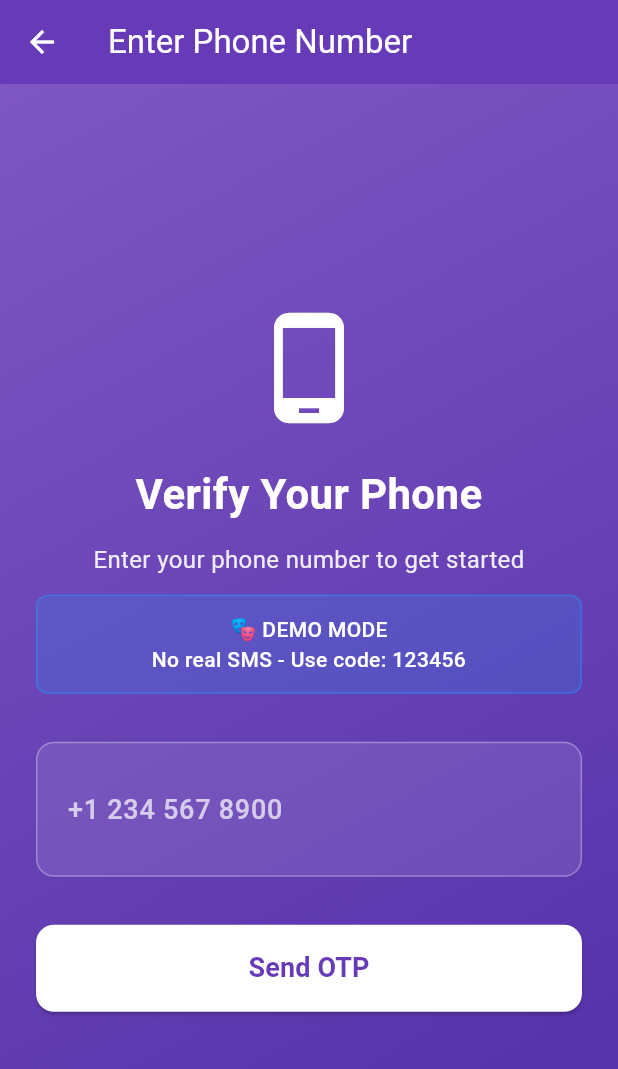
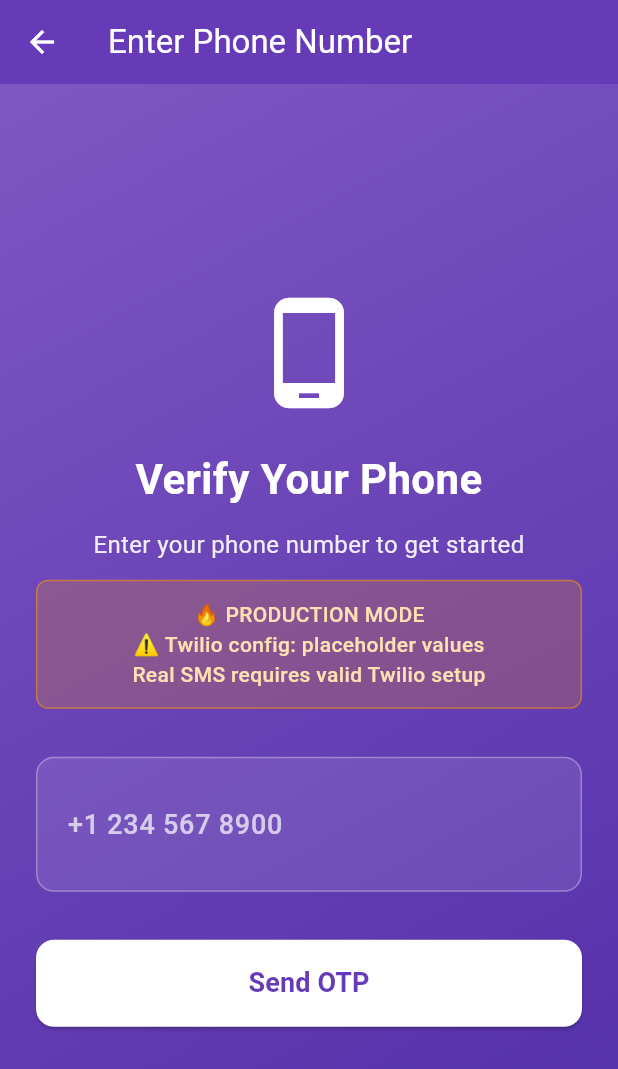
Before and after one commit to mitchell1972/examCoachApp, a Flutter app: the screen it shows after launch, after a tap on "Sign Up", on a phone screen of 412 x 824 dp. Shown: the top 1069 px of the screen. Run offline on Flutter 3.47's test engine with Material 3 defaults, Android fonts, the phone set to English and light mode, and no system bars; our stand-ins replace flutter_secure_storage, logger; accounts and stored records are empty.

Commit message:
Revert "Remove all Twilio dependencies and simplify to demo-only authentication"
This reverts commit 4a5a35a4774b11522dbf72a3994893d83552419f.

```diff
--- a/lib/main.dart
+++ b/lib/main.dart
@@ -1,8 +1,8 @@
 import 'package:flutter/material.dart';
 import 'package:logger/logger.dart';
 import 'screens/onboarding_screen.dart';
+import 'services/twilio_auth_service.dart';
 import 'services/app_config.dart';
-import 'services/auth_service.dart';
 
 final Logger appLogger = Logger();
 late AuthService authService;
@@ -15,9 +15,14 @@ void main() async {
     // Initialize app configuration
     await AppConfig.initialize();
 
-    // Initialize Authentication Service
-    authService = DemoAuthService();
-    appLogger.i('✅ Auth Service: Initialized successfully');
+    // Initialize Authentication based on environment
+    if (AppConfig.instance.isDevelopment) {
+      authService = DemoAuthService();
+      appLogger.i('✅ Demo Auth Service: Initialized successfully');
+    } else {
+      authService = TwilioAuthService();
+      appLogger.i('✅ Twilio Auth Service: Initialized successfully');
+    }
 
     appLogger.i('App initialization completed successfully');
   } catch (error, stackTrace) {
--- a/lib/screens/phone_input_screen.dart
+++ b/lib/screens/phone_input_screen.dart
@@ -1,4 +1,5 @@
 import 'package:flutter/material.dart';
+import 'package:flutter/foundation.dart';
 import 'package:logger/logger.dart';
 import '../models/user_model.dart';
 import '../main.dart'; // Import to access global authService
@@ -34,7 +35,7 @@ class _PhoneInputScreenState extends State<PhoneInputScreen> {
       final phoneNumber = _phoneController.text.trim();
       _logger.i('Attempting to send OTP to phone number');
 
-      // Use Authentication Service to send OTP
+      // Use Twilio Authentication Service to send OTP
       await authService.sendOTP(phoneNumber);
 
       if (!mounted) return;
@@ -43,7 +44,7 @@ class _PhoneInputScreenState extends State<PhoneInputScreen> {
       final cleanPhoneNumber = phoneNumber.replaceAll(RegExp(r'[^\d+]'), '');
       final userModel = UserModel(
         phoneNumber: cleanPhoneNumber,
-        verificationId: null, // Demo mode - no verification ID needed
+        verificationId: null, // No verification ID from Twilio yet
       );
 
       // Show success message
@@ -59,7 +60,7 @@ class _PhoneInputScreenState extends State<PhoneInputScreen> {
         MaterialPageRoute(
           builder: (context) => OTPVerificationScreen(
             userModel: userModel,
-            verificationId: null, // Demo mode - no verification ID needed
+            verificationId: null, // No verification ID from Twilio yet
           ),
         ),
       );
@@ -153,19 +154,27 @@ class _PhoneInputScreenState extends State<PhoneInputScreen> {
                   ),
                   const SizedBox(height: 12),
 
-                  // Demo Notice
+                  // Environment Notice
                   Container(
                     padding: const EdgeInsets.all(12),
                     decoration: BoxDecoration(
-                      color: Colors.blue.withOpacity(0.2),
+                      color: kReleaseMode
+                        ? Colors.orange.withOpacity(0.2)
+                        : Colors.orange.withOpacity(0.2),
                       borderRadius: BorderRadius.circular(8),
-                      border: Border.all(color: Colors.blue.withOpacity(0.5)),
+                      border: Border.all(color: kReleaseMode
+                        ? Colors.orange.withOpacity(0.5)
+                        : Colors.orange.withOpacity(0.5)),
                     ),
-                    child: const Text(
-                      '🎭 DEMO MODE\nNo real SMS - Use code: 123456',
+                    child: Text(
+                      kReleaseMode
+                        ? '🔥 PRODUCTION MODE\n⚠️ Twilio config: placeholder values\nReal SMS requires valid Twilio setup'
+                        : '🎭 DEMO MODE\nNo real SMS - Use code: 123456',
                       style: TextStyle(
                         fontSize: 14,
-                        color: Colors.white,
+                        color: kReleaseMode
+                          ? Colors.orange.shade100
+                          : Colors.orange.shade100,
                         fontWeight: FontWeight.w500,
                       ),
                       textAlign: TextAlign.center,
--- a/lib/services/auth_service.dart
+++ /dev/null
@@ -1,85 +0,0 @@
-import 'dart:convert';
-import 'package:http/http.dart' as http;
-import 'package:logger/logger.dart';
-import '../models/user_model.dart';
-
-abstract class AuthService {
-  Future<void> sendOTP(String phoneNumber);
-  Future<UserModel?> verifyOTP(String phoneNumber, String code);
-  UserModel? get currentUser;
-  Stream<UserModel?> get authStateChanges;
-  Future<void> signOut();
-}
-
-class DemoAuthService implements AuthService {
-  final Logger _logger = Logger();
-  UserModel? _currentUser;
-
-  DemoAuthService() {
-    _logger.i('🎭 Demo Authentication Service initialized');
-    _logger.i('ℹ️  Use demo code: 123456 for verification');
-  }
-
-  @override
-  UserModel? get currentUser => _currentUser;
-
-  @override
-  Stream<UserModel?> get authStateChanges => Stream.value(_currentUser);
-
-  @override
-  Future<void> sendOTP(String phoneNumber) async {
-    try {
-      _logger.i('📱 Demo mode: Simulating OTP send to ${_maskPhoneNumber(phoneNumber)}');
-      await Future.delayed(const Duration(seconds: 1));
-      _logger.i('✅ Demo OTP sent successfully');
-    } catch (e) {
-      _logger.e('❌ Failed to send OTP: $e');
-      throw Exception('Failed to send OTP: $e');
-    }
-  }
-
-  @override
-  Future<UserModel?> verifyOTP(String phoneNumber, String code) async {
-    try {
-      _logger.i('🔐 Demo mode: Verifying OTP for ${_maskPhoneNumber(phoneNumber)}');
-      await Future.delayed(const Duration(seconds: 1));
-
-      if (code == '123456') {
-        final userId = 'demo-user-${DateTime.now().millisecondsSinceEpoch}';
-        _currentUser = UserModel(
-          id: userId,
-          phoneNumber: phoneNumber,
-          name: 'Demo User',
-          email: 'demo@example.com',
-          examInterest: '',
-          examDate: null,
-          studyHoursPerDay: 0,
-          targetScore: '',
-          createdAt: DateTime.now(),
-        );
-        _logger.i('✅ Demo OTP verified successfully');
-        return _currentUser;
-      } else {
-        _logger.w('❌ Demo OTP verification failed: incorrect code');
-        throw Exception('Invalid verification code');
-      }
-    } catch (e) {
-      _logger.e('❌ OTP verification error: $e');
-      throw Exception('Verification failed: $e');
-    }
-  }
-
-  @override
-  Future<void> signOut() async {
-    _logger.i('Signing out user');
-    _currentUser = null;
-    _logger.i('✅ User signed out successfully');
-  }
-
-  String _maskPhoneNumber(String phoneNumber) {
-    if (phoneNumber.length <= 8) return phoneNumber;
-    final start = phoneNumber.substring(0, phoneNumber.length - 8);
-    final end = phoneNumber.substring(phoneNumber.length - 4);
-    return '$start****$end';
-  }
-}
```
Also changed, not shown: lib/screens/otp_verification_screen.dart (+17 -8 lines), lib/services/twilio_auth_service.dart (added, +158 -0 lines).
